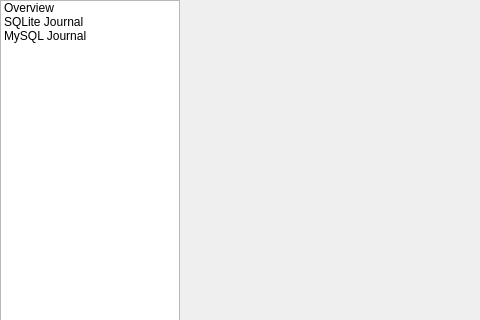
Qt form ui/newjournalcreator.ui (pwizard2/robojournal) before a commit; both pictures show x 0 to 480 and y 0 to 320 of the 579 by 487 pixel window.
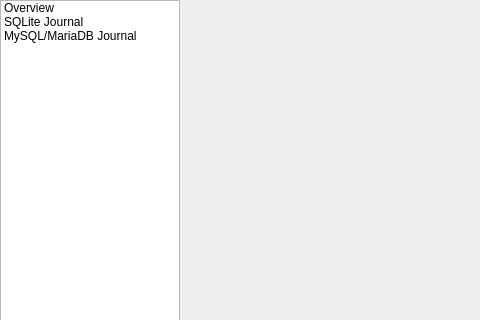
The same form after that commit. Icons and pictures are not drawn.

Commit message: changed all MySQL references to MySQL/MariaDB

```diff
--- a/ui/newjournalcreator.ui
+++ b/ui/newjournalcreator.ui
@@ -90,7 +90,7 @@
        </item>
        <item>
         <property name="text">
-         <string>MySQL Journal</string>
+         <string>MySQL/MariaDB Journal</string>
         </property>
         <property name="icon">
          <iconset resource="../images.qrc">
```
Left out of the diff: 15 changed lines with no effect on the pictures. The commit also changes 14 other files.
